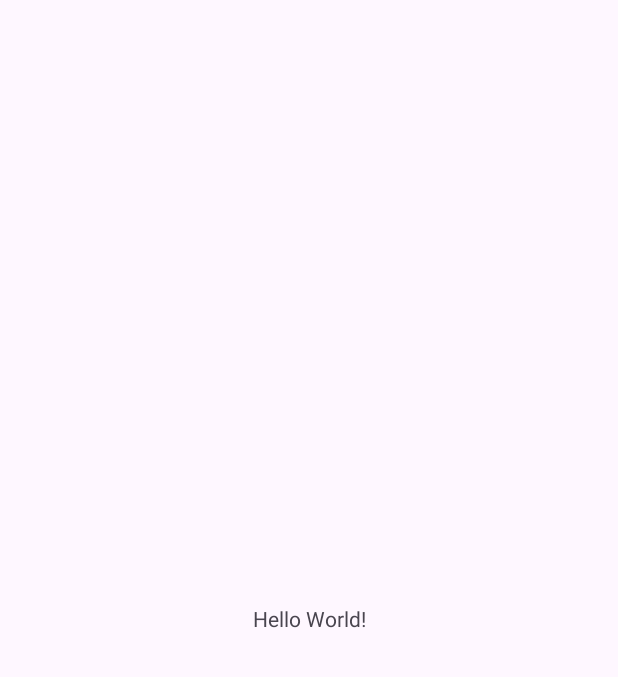
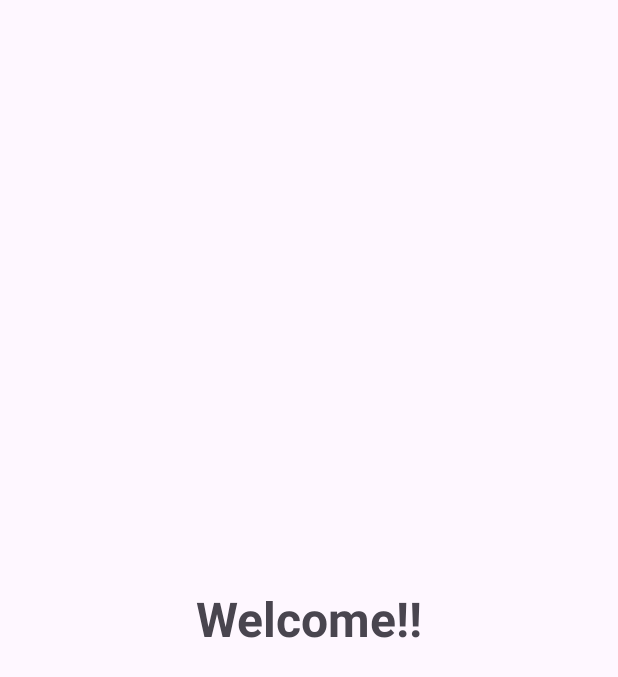
Before and after one commit to Talib-Hossain/Dependency-Injection-Dagger, an Android app: the screen it shows after launch (MainActivity), on a phone screen of 412 x 824 dp. Before the commit the part shown is almost empty. Shown: the top 677 px of the screen. Run offline under Robolectric (Android 15) with nearby library versions, the phone set to English and light mode, and no system bars; our stand-ins replace Dagger/Hilt's generated code.

Commit message:
Second Commit

```diff
--- a/app/src/main/res/layout/activity_main.xml
+++ b/app/src/main/res/layout/activity_main.xml
@@ -9,7 +9,9 @@
     <TextView
         android:layout_width="wrap_content"
         android:layout_height="wrap_content"
-        android:text="Hello World!"
+        android:text="Welcome!!"
+        android:textSize="32sp"
+        android:textStyle="bold"
         app:layout_constraintBottom_toBottomOf="parent"
         app:layout_constraintEnd_toEndOf="parent"
         app:layout_constraintStart_toStartOf="parent"
```
